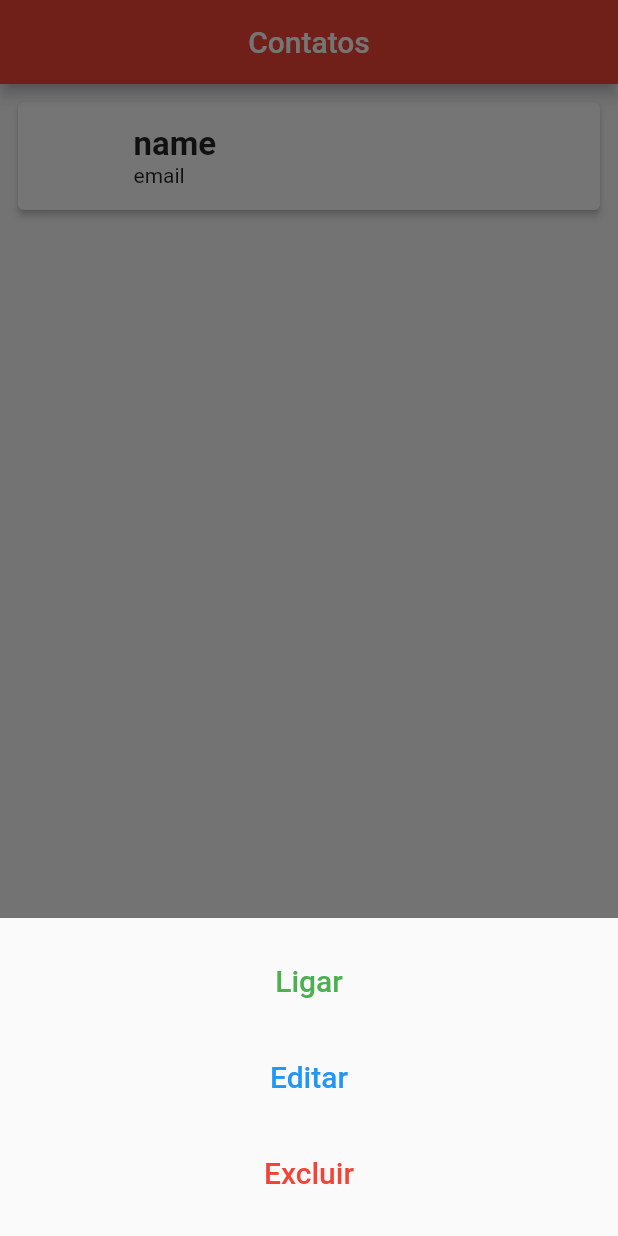
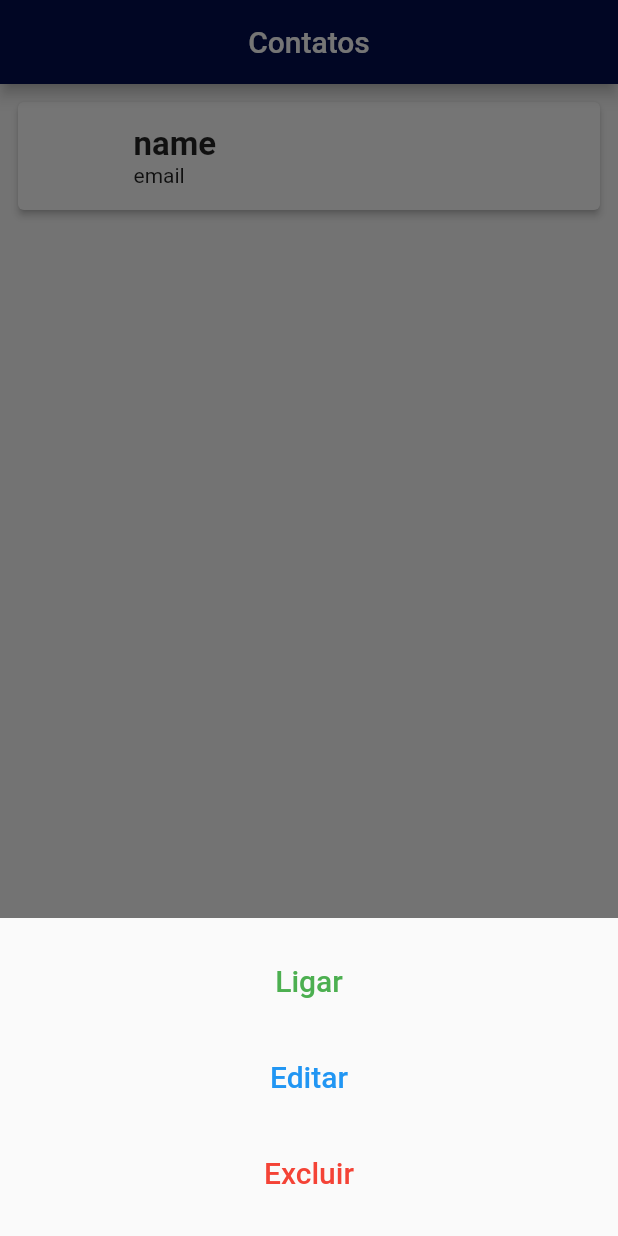
Before and after one commit to projEduardoValencio/agenda-de-contatos, a Flutter app: the screen it shows after launch, after a tap on "name", on a phone screen of 412 x 824 dp. Run offline on Flutter 3.47's test engine with Material 2 defaults, Android fonts, the phone set to English and light mode, and no system bars; our stand-ins replace image_picker, sqflite; accounts and stored records are empty.

Commit message:
adicionando cores personalizadas a classe

```diff
--- a/lib/src/utils/personal_colors.dart
+++ b/lib/src/utils/personal_colors.dart
@@ -1,5 +1,23 @@
 import 'package:flutter/material.dart';
 
 class MyPersonalColors {
-  static const Color primaria = Colors.grey;
+  static Color primaria = HexColor("#030D4F");
+  static Color fundo = HexColor("#E7EDEA");
+  static Color cardColor = HexColor("#F1F1F1");
+  static Color vermelho = HexColor("#FB0C06");
+  static Color cinza = HexColor("#707070");
+  static Color branco = HexColor("#FFFFFF");
+  static Color verde = HexColor("#00AF27");
 }
+
+class HexColor extends Color {
+  static int _getColorFromHex(String hexColor) {
+    hexColor = hexColor.toUpperCase().replaceAll("#", "");
+    if (hexColor.length == 6) {
+      hexColor = "FF" + hexColor;
+    }
+    return int.parse(hexColor, radix: 16);
+  }
+
+  HexColor(final String hexColor) : super(_getColorFromHex(hexColor));
+}
--- a/lib/src/views/home_page.dart
+++ b/lib/src/views/home_page.dart
@@ -2,6 +2,7 @@ import 'package:agenda_de_contatos/src/helpers/contact_helper.dart';
 import 'package:agenda_de_contatos/src/models/contact_model.dart';
 import 'package:agenda_de_contatos/src/views/contact_page.dart';
 import 'package:agenda_de_contatos/src/widgets/home_page_contactCard.dart';
+import 'package:agenda_de_contatos/src/utils/personal_colors.dart';
 import 'package:flutter/material.dart';
 
 class HomePage extends StatefulWidget {
@@ -27,8 +28,8 @@ class _HomePageState extends State<HomePage> {
 
   //METODO ESPECIAL=====================================================================
   Future loadContacts() async {
-    return contacts =
-        await cHelper.getAllContacts() ?? [Contact(name: 'name', email: 'email', phone: 'phone', img: 'img')];
+    return contacts = await cHelper.getAllContacts() ??
+        [Contact(name: 'name', email: 'email', phone: 'phone', img: 'img')];
   }
 
   //BUILDER=====================================================================
@@ -40,7 +41,7 @@ class _HomePageState extends State<HomePage> {
         if (snapshot.hasData) {
           return homePageWidget();
         } else if (snapshot.hasError) {
-          return Center(
+          return const Center(
             child: Text("ERROR"),
           );
         } else {
@@ -59,7 +60,7 @@ class _HomePageState extends State<HomePage> {
       child: Scaffold(
         appBar: AppBar(
           title: Text("Contatos"),
-          backgroundColor: Colors.red,
+          backgroundColor: MyPersonalColors.primaria,
           centerTitle: true,
         ),
         floatingActionButton: FloatingActionButton(
@@ -80,7 +81,8 @@ class _HomePageState extends State<HomePage> {
     return ListView.builder(
       itemCount: contacts.length,
       itemBuilder: (context, index) {
-        return contactCard(context, index, contacts, showContactPage, deleteAndSetState);
+        return contactCard(
+            context, index, contacts, showContactPage, deleteAndSetState);
       },
       padding: EdgeInsets.all(8.0),
     );
@@ -95,10 +97,10 @@ class _HomePageState extends State<HomePage> {
       });
       return;
     }
-    cHelper.deleteContact(contact!.id!.toInt());
+    cHelper.deleteContact(contact.id!.toInt());
     List<Contact> l = await cHelper.getAllContacts() ?? [];
     setState(() {
-      contacts = l;
+contacts = l;
     });
   }
 
@@ -109,7 +111,8 @@ class _HomePageState extends State<HomePage> {
     });
   }
 
-  Future<void> showContactPage({required BuildContext context, Contact? contact}) async {
+  Future<void> showContactPage(
+      {required BuildContext context, Contact? contact}) async {
     final recContact = await Navigator.push(
       context,
       MaterialPageRoute(
```
